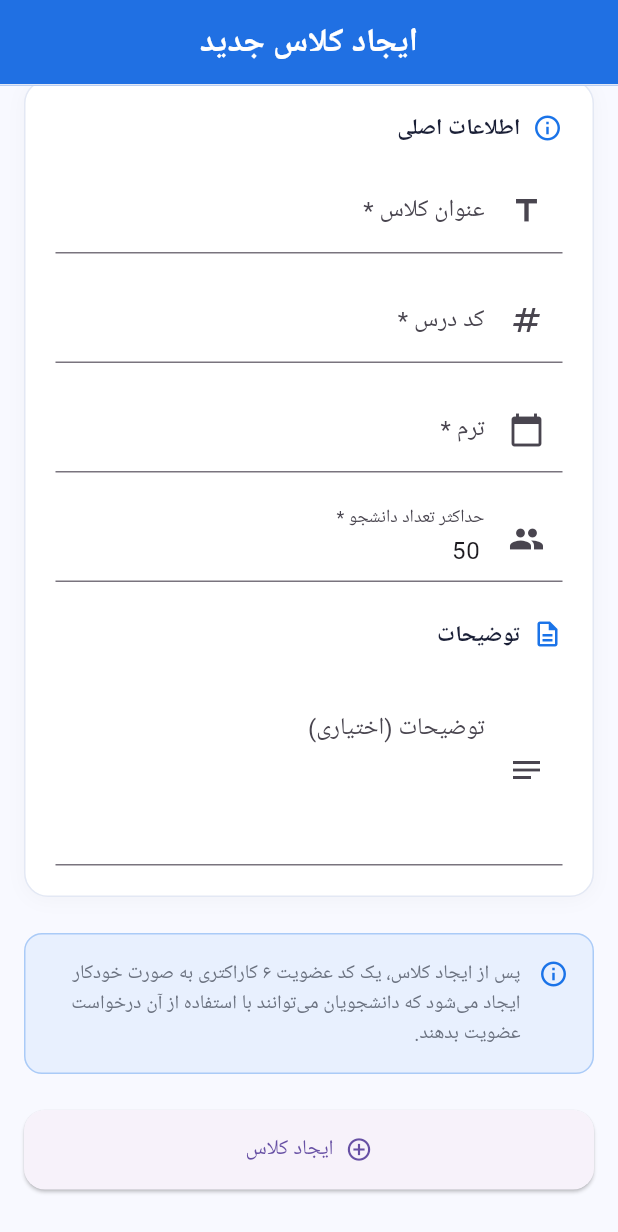
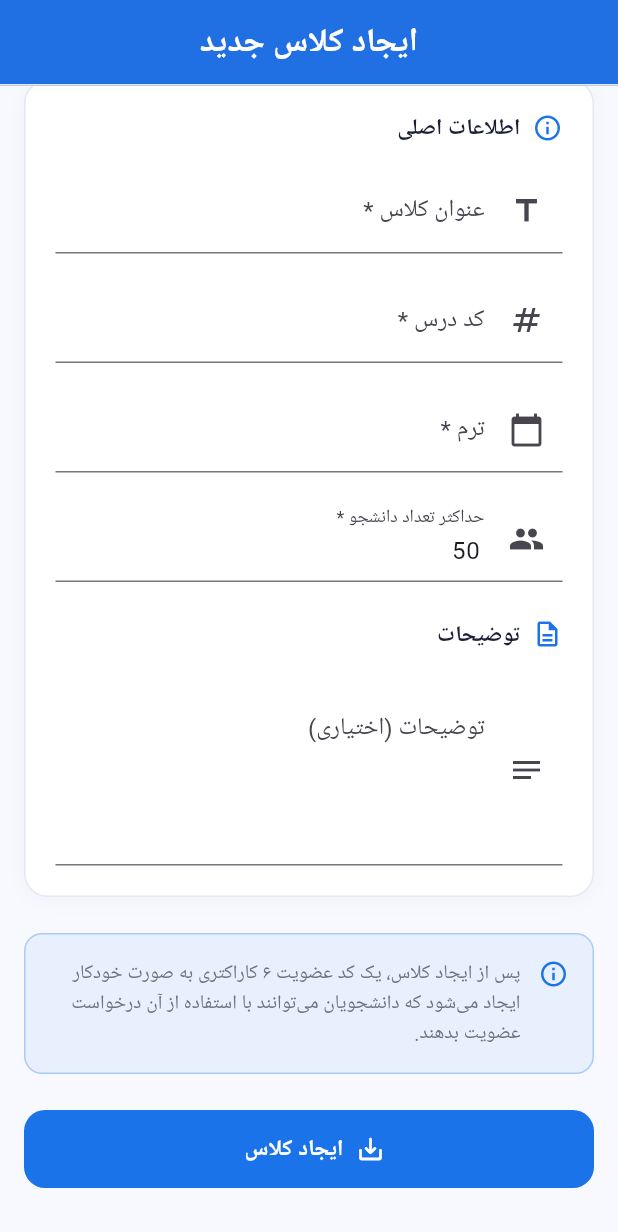
Before and after one commit to Pgh2005/KarAfarinJoo, a Flutter app: the CreateClassPage screen opened by its route, scrolled down 138 dp, on a phone screen of 412 x 824 dp. Shown: the top 1232 px of the screen. Run offline on Flutter 3.47's test engine with Material 3 defaults, Android fonts, the phone set to English and light mode, and no system bars; our stand-ins replace flutter_dotenv, flutter_riverpod, go_router, shamsi_date, share_plus, supabase_flutter; accounts and stored records are empty.

Commit message:
UI: style create-class button like other save buttons; show students notifications (read-only) and allow deleting rejected notifications
- StyledSaveButton: support loading state
- CreateClassPage: use StyledSaveButton
- InviteRequestsPage: students see notifications but no approve/reject; can delete rejected notifications

Co-authored-by: Copilot <223556219+Copilot@users.noreply.github.com>

```diff
--- a/lib/features/classes/presentation/pages/create_class_page.dart
+++ b/lib/features/classes/presentation/pages/create_class_page.dart
@@ -5,7 +5,7 @@ import 'package:go_router/go_router.dart';
 import 'package:karafarini/core/providers/session_providers.dart';
 import 'package:karafarini/core/theme/app_theme.dart';
 import 'package:karafarini/core/widgets/app_bar_builder.dart';
-import 'package:karafarini/core/widgets/loading_indicator.dart';
+import 'package:karafarini/features/forms/widgets/styled_save_button.dart';
 import 'package:karafarini/features/classes/providers/classes_provider.dart';
 
 class CreateClassPage extends ConsumerStatefulWidget {
@@ -325,25 +325,13 @@ class _CreateClassPageState extends ConsumerState<CreateClassPage> {
 
             const SizedBox(height: 24),
 
-            // Create Button
+            // Create Button (use shared styled save button)
             SizedBox(
               width: double.infinity,
-              child: ElevatedButton.icon(
-                onPressed: _isLoading ? null : _createClass,
-                icon: _isLoading
-                    ? const AppLoadingIndicator(
-                        size: 20,
-                        strokeWidth: 2,
-                        color: Colors.white,
-                      )
-                    : const Icon(Icons.add_circle_outline),
-                label: Text(_isLoading ? 'در حال ایجاد...' : 'ایجاد کلاس'),
-                style: ElevatedButton.styleFrom(
-                  padding: const EdgeInsets.symmetric(vertical: 16),
-                  shape: RoundedRectangleBorder(
-                    borderRadius: BorderRadius.circular(14),
-                  ),
-                ),
+              child: StyledSaveButton(
+                onSave: _createClass,
+                label: 'ایجاد کلاس',
+                isLoading: _isLoading,
               ),
             ),
 
--- a/lib/features/forms/widgets/styled_save_button.dart
+++ b/lib/features/forms/widgets/styled_save_button.dart
@@ -1,14 +1,17 @@
 import 'package:flutter/material.dart';
 import 'package:karafarini/core/theme/app_theme.dart';
+import 'package:karafarini/core/widgets/loading_indicator.dart';
 
 class StyledSaveButton extends StatelessWidget {
   final VoidCallback onSave;
   final String label;
+  final bool isLoading;
 
   const StyledSaveButton({
     super.key,
     required this.onSave,
     this.label = 'ذخیره اطلاعات',
+    this.isLoading = false,
   });
 
   @override
@@ -16,7 +19,7 @@ class StyledSaveButton extends StatelessWidget {
     return SizedBox(
       height: 52,
       child: ElevatedButton.icon(
-        onPressed: onSave,
+        onPressed: isLoading ? null : onSave,
         style: ElevatedButton.styleFrom(
           backgroundColor: AppTheme.primary,
           foregroundColor: Colors.white,
@@ -26,9 +29,11 @@ class StyledSaveButton extends StatelessWidget {
             borderRadius: BorderRadius.circular(14),
           ),
         ),
-        icon: const Icon(Icons.save_alt_rounded, size: 20),
+        icon: isLoading
+            ? const AppLoadingIndicator(size: 20, strokeWidth: 2, color: Colors.white)
+            : const Icon(Icons.save_alt_rounded, size: 20),
         label: Text(
-          label,
+          isLoading ? 'در حال ذخیره...' : label,
           style: const TextStyle(
             fontSize: 15,
             fontWeight: FontWeight.w600,
```
Also changed, not shown: lib/features/classes/presentation/pages/invite_requests_page.dart (+75 -4 lines).
